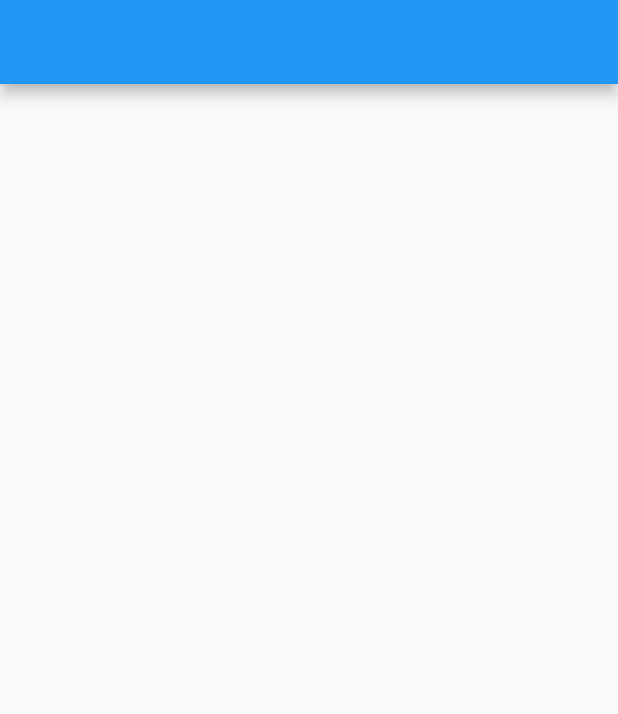
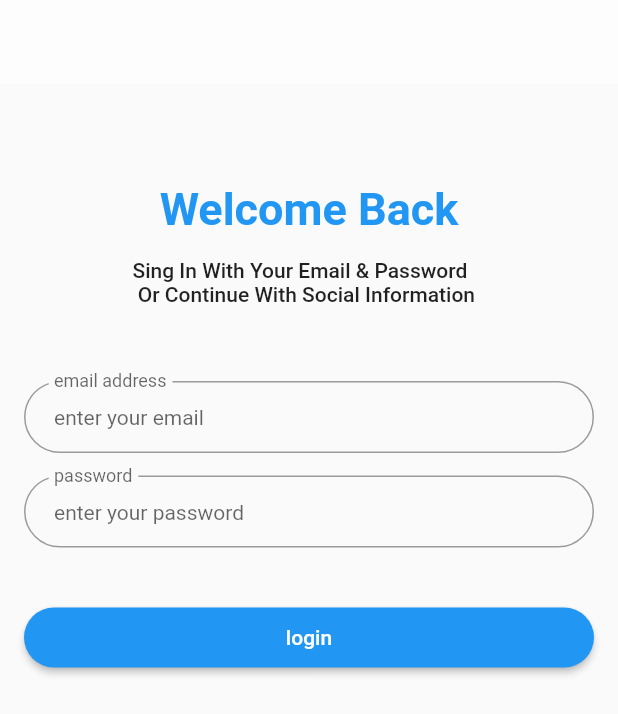
Before and after one commit to ahmedfikry24/Store-App, a Flutter app: the screen it shows after launch, after a tap on "Continue", after a tap on "Skip", on a phone screen of 412 x 824 dp. Shown: the top 714 px of the screen. Run offline on Flutter 3.47's test engine with Material 2 defaults, Android fonts, the phone set to English and light mode, and no system bars; our stand-ins replace flutter_bloc, font_awesome_flutter, shared_preferences, smooth_page_indicator; network calls fail.

Commit message:
create login screen

```diff
--- a/lib/controller/login/cubit.dart
+++ b/lib/controller/login/cubit.dart
@@ -1,8 +1,11 @@
 // ignore_for_file: unnecessary_type_check
+import 'package:flutter/cupertino.dart';
 import 'package:flutter_bloc/flutter_bloc.dart';
 import 'package:store_app/controller/login/states.dart';
 
 class LoginCubit extends Cubit<LoginStates> {
   LoginCubit() : super(LoginInitilaState());
   static LoginCubit get(context) => BlocProvider.of(context);
+  TextEditingController emailController = TextEditingController();
+  TextEditingController passwordController = TextEditingController();
 }
--- a/lib/view/screens/login.dart
+++ b/lib/view/screens/login.dart
@@ -1,12 +1,71 @@
 import 'package:flutter/material.dart';
+import 'package:flutter_bloc/flutter_bloc.dart';
+import 'package:store_app/controller/login/cubit.dart';
+import 'package:store_app/controller/login/states.dart';
+import 'package:store_app/view/widgets/auth/custom_login_botton.dart';
+import 'package:store_app/view/widgets/auth/custom_text_title.dart';
+import 'package:store_app/view/widgets/auth/custom_textform.dart';
 
 class Login extends StatelessWidget {
   const Login({super.key});
 
   @override
   Widget build(BuildContext context) {
-    return Scaffold(
-      appBar: AppBar(),
+    return BlocConsumer<LoginCubit, LoginStates>(
+      listener: (context, state) {},
+      builder: (context, state) {
+        LoginCubit cubit = LoginCubit.get(context);
+        return Scaffold(
+          appBar: AppBar(
+            backgroundColor: Colors.white60,
+            elevation: 0,
+            iconTheme: const IconThemeData(color: Colors.grey),
+            centerTitle: true,
+          ),
+          body: SingleChildScrollView(
+            child: Center(
+              child: Container(
+                margin: const EdgeInsets.all(16),
+                child: Column(children: [
+                  const SizedBox(
+                    height: 50,
+                  ),
+                  const CustomTextTitleAuth(title: 'Welcome Back'),
+                  const SizedBox(
+                    height: 15,
+                  ),
+                  Text(
+                    'Sing In With Your Email & Password \n Or Continue With Social Information  ',
+                    style: Theme.of(context).textTheme.bodyText1,
+                  ),
+                  const SizedBox(
+                    height: 50,
+                  ),
+                  CustomTextForm(
+                      hinttext: 'enter your email',
+                      labeltext: 'email address',
+                      textInputType: TextInputType.emailAddress,
+                      controller: cubit.emailController,
+                      validator: (val) {}),
+                  const SizedBox(
+                    height: 15,
+                  ),
+                  CustomTextForm(
+                      hinttext: 'enter your password',
+                      labeltext: 'password',
+                      textInputType: TextInputType.visiblePassword,
+                      controller: cubit.passwordController,
+                      validator: (val) {}),
+                  const SizedBox(
+                    height: 25,
+                  ),
+                  CustomloginBotton(textbottom: 'login', onpressed: () {}),
+                ]),
+              ),
+            ),
+          ),
+        );
+      },
     );
   }
 }
--- /dev/null
+++ b/lib/view/widgets/auth/custom_login_botton.dart
@@ -0,0 +1,32 @@
+import 'package:flutter/material.dart';
+
+class CustomloginBotton extends StatelessWidget {
+  final String textbottom;
+  final void Function() onpressed;
+  const CustomloginBotton(
+      {super.key, required this.textbottom, required this.onpressed});
+
+  @override
+  Widget build(BuildContext context) {
+    return Container(
+      height: 40,
+      margin: const EdgeInsets.only(
+        top: 15,
+      ),
+      width: double.infinity,
+      child: MaterialButton(
+        clipBehavior: Clip.antiAliasWithSaveLayer,
+        shape: RoundedRectangleBorder(
+          borderRadius: BorderRadius.circular(20),
+        ),
+        color: Colors.blue,
+        textColor: Colors.white,
+        onPressed: onpressed,
+        child: Text(
+          textbottom,
+          textAlign: TextAlign.center,
+        ),
+      ),
+    );
+  }
+}
--- /dev/null
+++ b/lib/view/widgets/auth/custom_text_title.dart
@@ -0,0 +1,22 @@
+import 'package:flutter/material.dart';
+import 'package:store_app/core/themes.dart';
+
+class CustomTextTitleAuth extends StatelessWidget {
+  final String title;
+  const CustomTextTitleAuth({
+    super.key,
+    required this.title,
+  });
+
+  @override
+  Widget build(BuildContext context) {
+    return Text(
+      title,
+      style: Theme.of(context).textTheme.headline4!.copyWith(
+            fontSize: 30,
+            fontWeight: FontWeight.bold,
+            color: AppTheme.primaryColor,
+          ),
+    );
+  }
+}
--- /dev/null
+++ b/lib/view/widgets/auth/custom_textform.dart
@@ -0,0 +1,44 @@
+import 'package:flutter/material.dart';
+
+class CustomTextForm extends StatelessWidget {
+  final String? hinttext;
+  final String? labeltext;
+  final IconData? suffixicon;
+  final TextInputType? textInputType;
+  final TextEditingController? controller;
+  final bool? obscureText;
+  final String? Function(String?)? validator;
+  final void Function()? onTap;
+
+  const CustomTextForm(
+      {super.key,
+      required this.hinttext,
+      required this.labeltext,
+      this.suffixicon,
+      required this.textInputType,
+      required this.controller,
+      this.obscureText,
+      required this.validator,
+      this.onTap});
+
+  @override
+  Widget build(BuildContext context) {
+    return TextFormField(
+      validator: validator,
+      controller: controller,
+      decoration: InputDecoration(
+          hintStyle: const TextStyle(fontSize: 14),
+          contentPadding:
+              const EdgeInsets.symmetric(vertical: 7, horizontal: 20),
+          hintText: hinttext,
+          border: OutlineInputBorder(
+            borderRadius: BorderRadius.circular(30),
+          ),
+          label: Text(labeltext!),
+          suffixIcon: InkWell(onTap: onTap, child: Icon(suffixicon)),
+          floatingLabelBehavior: FloatingLabelBehavior.always),
+      keyboardType: textInputType,
+      obscureText: obscureText ?? false,
+    );
+  }
+}
```
